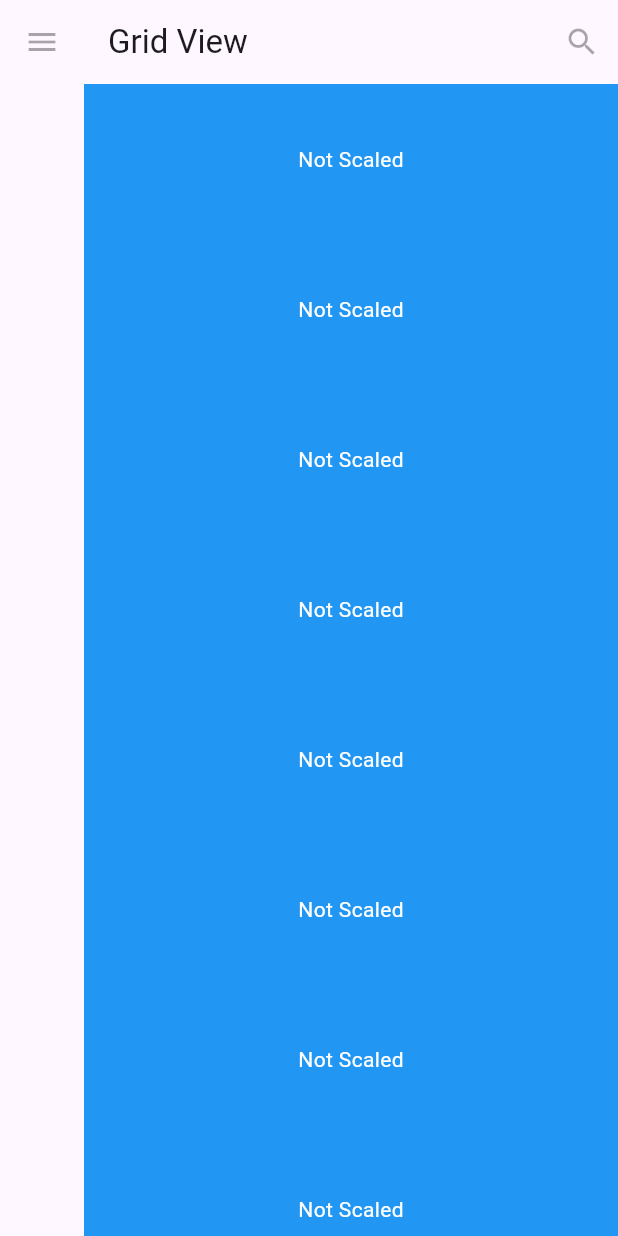
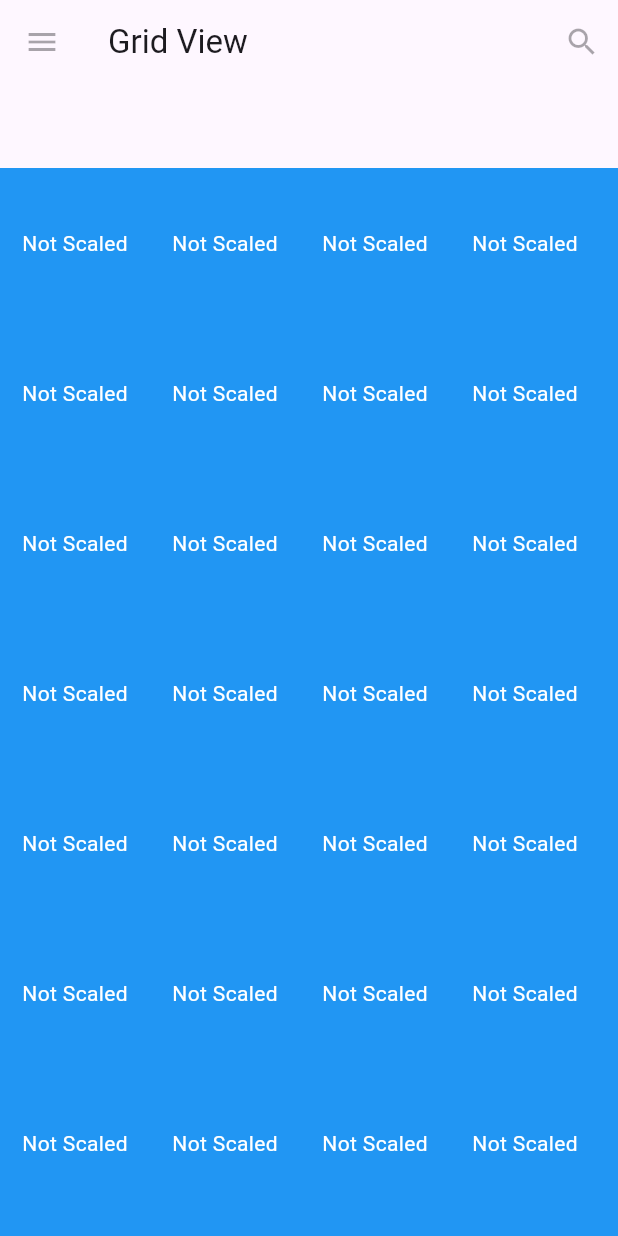
Before and after one commit to ManavTyagi-kp/FlutterApps, a Flutter app: the screen it shows after launch, on a phone screen of 412 x 824 dp. Run offline on Flutter 3.47's test engine with Material 2 defaults, Android fonts, the phone set to English and light mode, and no system bars.

Commit message:
changes to ListView

```diff
--- a/lib/pages/listView.dart
+++ b/lib/pages/listView.dart
@@ -10,7 +10,7 @@ class MyListView extends StatefulWidget {
 
 class _MyListViewState extends State<MyListView> {
   final double containerWidth = 100.0;
-  List<bool> shouldScale = List.generate(2000, (index) => false);
+  List<bool> shouldScale = List.generate(20, (index) => false);
   int hoveredIndex = -1;
   bool hover = false;
   @override
@@ -19,27 +19,86 @@ class _MyListViewState extends State<MyListView> {
     // int numberOfContainer = MediaQuery.of(context).size.width ~/ containerWidth;
     int numberOfContainer = 5;
     return NestedScrollView(
-      scrollDirection: Axis.horizontal,
+      // scrollDirection: Axis.vertical,
       headerSliverBuilder: (context, innerBoxIsScrolled) => [
         const SliverAppBar(),
       ],
       body: ListView.builder(
-        scrollDirection: Axis.vertical,
-        itemCount: 2000,
+        scrollDirection: Axis.horizontal,
+        itemCount: 20,
         itemBuilder: (context, index) {
           return InkWell(
-            onTap: () {
-              setState(() {});
-            },
-            onHover: (value) {
-              setState(() {
-                shouldScale[index] = !shouldScale[index];
-                // hover = true;
-              });
-            },
-            child: ScalableContainer(
+            // onTap: () {
+            //   setState(() {});
+            // },
+            // onHover: (value) {
+            //   setState(() {
+            //     shouldScale[index] = !shouldScale[index];
+            //     // hover = true;
+            //   });
+            // },
+            child: SingleChildScrollView(
+              scrollDirection: Axis.vertical,
+              child: Column(
+                children: [
+                  ScalableContainer(
                     containerSize: containerWidth,
                     shouldScale: shouldScale[index],
+                  ),
+                  ScalableContainer(
+                    containerSize: containerWidth,
+                    shouldScale: shouldScale[index],
+                  ),
+                  ScalableContainer(
+                    containerSize: containerWidth,
+                    shouldScale: shouldScale[index],
+                  ),
+                  ScalableContainer(
+                    containerSize: containerWidth,
+                    shouldScale: shouldScale[index],
+                  ),
+                  ScalableContainer(
+                    containerSize: containerWidth,
+                    shouldScale: shouldScale[index],
+                  ),
+                  ScalableContainer(
+                    containerSize: containerWidth,
+                    shouldScale: shouldScale[index],
+                  ),
+                  ScalableContainer(
+                    containerSize: containerWidth,
+                    shouldScale: shouldScale[index],
+                  ),
+                  ScalableContainer(
+                    containerSize: containerWidth,
+                    shouldScale: shouldScale[index],
+                  ),
+                  ScalableContainer(
+                    containerSize: containerWidth,
+                    shouldScale: shouldScale[index],
+                  ),
+                  ScalableContainer(
+                    containerSize: containerWidth,
+                    shouldScale: shouldScale[index],
+                  ),
+                  ScalableContainer(
+                    containerSize: containerWidth,
+                    shouldScale: shouldScale[index],
+                  ),
+                  ScalableContainer(
+                    containerSize: containerWidth,
+                    shouldScale: shouldScale[index],
+                  ),
+                  ScalableContainer(
+                    containerSize: containerWidth,
+                    shouldScale: shouldScale[index],
+                  ),
+                  ScalableContainer(
+                    containerSize: containerWidth,
+                    shouldScale: shouldScale[index],
+                  ),
+                ],
+              ),
             ),
           );
           // return Container(
@@ -89,9 +148,8 @@ class ScalableContainer extends StatelessWidget {
   @override
   Widget build(BuildContext context) {
     debugPrint("ScalableContainer");
-    return Transform.scale(
-      scale: shouldScale ? 1.5 : 1.0,
-      child: Container(
+    return Container(
+      padding: EdgeInsets.all(10),
       width: containerSize,
       height: containerSize,
       color: Colors.blue,
@@ -101,8 +159,22 @@ class ScalableContainer extends StatelessWidget {
           style: const TextStyle(color: Colors.white),
         ),
       ),
-      ),
     );
+    // return Transform.scale(
+    //   scale: shouldScale ? 1.5 : 1.0,
+    //   child: Container(
+    //     padding: EdgeInsets.all(10),
+    //     width: containerSize,
+    //     height: containerSize,
+    //     color: Colors.blue,
+    //     child: Center(
+    //       child: Text(
+    //         shouldScale ? 'Scaled' : 'Not Scaled',
+    //         style: const TextStyle(color: Colors.white),
+    //       ),
+    //     ),
+    //   ),
+    // );
   }
 }
 
```
Lines whose indentation alone changed are shown as unchanged.
